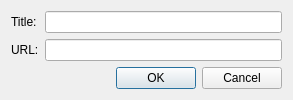
The window that src/plugins/poshuku/plugins/cleanweb/subscriptionadddialog.ui (0xd34df00d/leechcraft) describes before a commit, drawn with Qt 5.
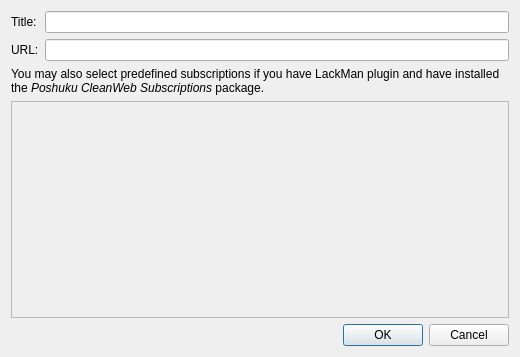
The same window after the commit.

Commit message:
Poshuku CleanWeb: support for subscriptionslist.xml.
Load additional subscription information from
.leechcraft/data/poshuku/cleanweb/subscriptionslist.xml

Patch:
```diff
--- a/src/plugins/poshuku/plugins/cleanweb/subscriptionadddialog.ui
+++ b/src/plugins/poshuku/plugins/cleanweb/subscriptionadddialog.ui
@@ -6,8 +6,8 @@
    <rect>
     <x>0</x>
     <y>0</y>
-    <width>293</width>
-    <height>90</height>
+    <width>520</width>
+    <height>357</height>
    </rect>
   </property>
   <property name="windowTitle">
@@ -16,6 +16,9 @@
   <layout class="QVBoxLayout" name="verticalLayout">
    <item>
     <layout class="QFormLayout" name="formLayout">
+     <property name="fieldGrowthPolicy">
+      <enum>QFormLayout::AllNonFixedFieldsGrow</enum>
+     </property>
      <item row="0" column="0">
       <widget class="QLabel" name="TitleLabel_">
        <property name="text">
@@ -42,6 +45,30 @@
      </item>
     </layout>
    </item>
+   <item>
+    <widget class="QLabel" name="label">
+     <property name="text">
+      <string>&lt;!DOCTYPE HTML PUBLIC &quot;-//W3C//DTD HTML 4.0//EN&quot; &quot;http://www.w3.org/TR/REC-html40/strict.dtd&quot;&gt;
+&lt;html&gt;&lt;head&gt;&lt;meta name=&quot;qrichtext&quot; content=&quot;1&quot; /&gt;&lt;style type=&quot;text/css&quot;&gt;
+p, li { white-space: pre-wrap; }
+&lt;/style&gt;&lt;/head&gt;&lt;body style=&quot; font-family:'DejaVu Sans'; font-size:9pt; font-weight:400; font-style:normal;&quot;&gt;
+&lt;p style=&quot; margin-top:0px; margin-bottom:0px; margin-left:0px; margin-right:0px; -qt-block-indent:0; text-indent:0px;&quot;&gt;You may also select predefined subscriptions if you have LackMan plugin and have installed the &lt;span style=&quot; font-style:italic;&quot;&gt;Poshuku CleanWeb Subscriptions&lt;/span&gt; package.&lt;/p&gt;&lt;/body&gt;&lt;/html&gt;</string>
+     </property>
+     <property name="textFormat">
+      <enum>Qt::RichText</enum>
+     </property>
+     <property name="wordWrap">
+      <bool>true</bool>
+     </property>
+    </widget>
+   </item>
+   <item>
+    <widget class="QTreeView" name="PredefinedSubscriptions_">
+     <property name="enabled">
+      <bool>false</bool>
+     </property>
+    </widget>
+   </item>
    <item>
     <widget class="QDialogButtonBox" name="buttonBox">
      <property name="orientation">
```
The commit also changes 4 other files.
